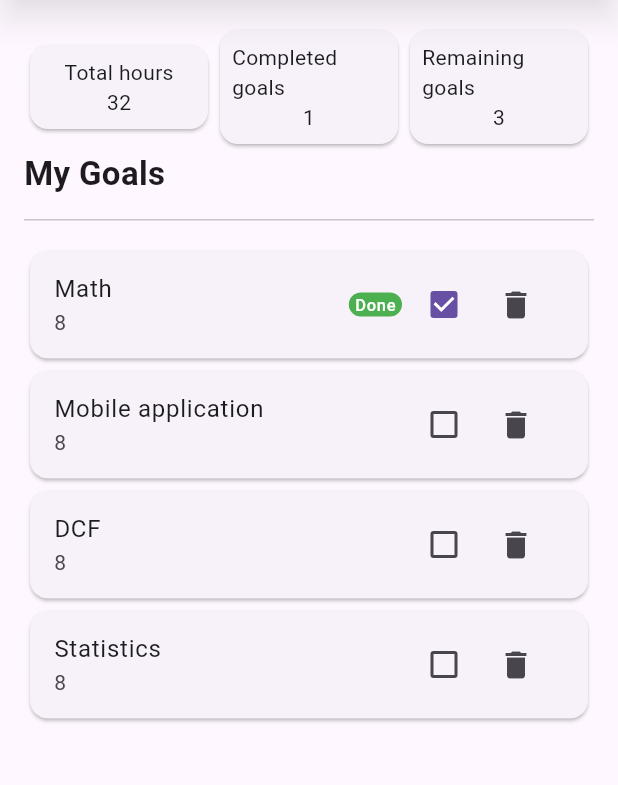
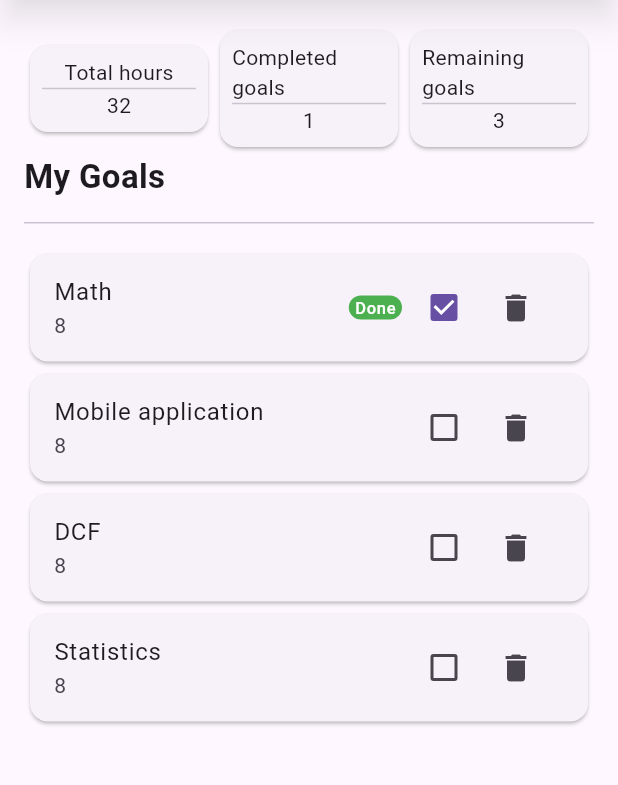
Before and after one commit to faustine-van/study_planner, a Flutter app: the screen it shows after launch, on a phone screen of 412 x 824 dp, the part 84-869 px from its top. Run offline on Flutter 3.47's test engine with Material 3 defaults, Android fonts, the phone set to English and light mode, and no system bars; our stand-ins replace material_ui.

Commit message:
Phase3 - Statistics & Cards

```diff
--- a/lib/main.dart
+++ b/lib/main.dart
@@ -57,54 +57,63 @@ class _HomeState extends State<Home> {
           children: [
 
             // Add summary rows
+            // Row(
+            //   mainAxisAlignment: MainAxisAlignment.spaceEvenly,
+            //   children: [
+            //     Expanded(
+            //       child: Card(
+            //         child: Padding(
+            //           padding: const EdgeInsets.all(8.0),
+            //           child: Column(
+            //               mainAxisSize: MainAxisSize.min,
+
+            //             children: [
+            //               Text('Total hours'),
+            //               Text(sum().toString()),
+            //             ],
+            //           ),
+            //         ),
+            //       ),
+            //     ),
+            //     Expanded(
+            //       child: Card(
+            //         child: Padding(
+            //           padding: const EdgeInsets.all(8.0),
+            //           child: Column(
+            //             mainAxisSize: MainAxisSize.min,
+            //             children: [
+            //               Text("Completed goals"),
+            //               Text(count(true).toString()),
+            //             ],
+            //           ),
+            //         ),
+            //       ),
+            //     ),
+            //     Expanded(
+            //       child: Card(
+            //         child: Padding(
+            //           padding: const EdgeInsets.all(8.0),
+            //           child: Column(
+            //             mainAxisSize: MainAxisSize.min,
+            //             children: [
+            //               Text("Remaining goals"),
+            //               Text(count(false).toString()),
+            //             ],
+            //           ),
+            //         ),
+            //       ),
+            //     ),
+
+            //   ],
+            // ),
+
             Row(
               mainAxisAlignment: MainAxisAlignment.spaceEvenly,
               children: [
-                Expanded(
-                  child: Card(
-                    child: Padding(
-                      padding: const EdgeInsets.all(8.0),
-                      child: Column(
-                          mainAxisSize: MainAxisSize.min,
-
-                        children: [
-                          Text('Total hours'),
-                          Text(sum().toString()),
-                        ],
-                      ),
-                    ),
-                  ),
-                ),
-                Expanded(
-                  child: Card(
-                    child: Padding(
-                      padding: const EdgeInsets.all(8.0),
-                      child: Column(
-                        mainAxisSize: MainAxisSize.min,
-                        children: [
-                          Text("Completed goals"),
-                          Text(count(true).toString()),
-                        ],
-                      ),
-                    ),
-                  ),
-                ),
-                Expanded(
-                  child: Card(
-                    child: Padding(
-                      padding: const EdgeInsets.all(8.0),
-                      child: Column(
-                        mainAxisSize: MainAxisSize.min,
-                        children: [
-                          Text("Remaining goals"),
-                          Text(count(false).toString()),
-                        ],
-                      ),
-                    ),
-                  ),
-                ),
-
-              ],
+                CardStatistics(title: "Total hours", data: sum()),
+                CardStatistics(title: "Completed goals", data: count(true)),
+                CardStatistics(title: "Remaining goals", data: count(false)),
+              ]
             ),
 
             // STATIC: title
@@ -117,6 +126,13 @@ class _HomeState extends State<Home> {
 
             const SizedBox(height: 16),
             // STATIC: list of goals
+if (goalsList.isEmpty)
+  const Expanded(
+    child: Center(
+      child: Text("List is empty. Add your first goal"),
+    ),
+  )
+else
   Expanded(
     child: ListView.builder(
       itemCount: goalsList.length,
@@ -135,12 +151,10 @@ class _HomeState extends State<Home> {
                     textColor: Colors.white,
                   ),
                 const SizedBox(width: 4),
-                          // CONNECTION: checkbox triggers the toggle function
                 Checkbox(
                   value: goalsList[index]["done"] ?? false,
                   onChanged: (bool? value) {
                     setState(() {
-                                // LOGIC: toggle goal as done
                       goalsList[index]["done"] = value ?? false;
                     });
                   },
@@ -148,7 +162,6 @@ class _HomeState extends State<Home> {
                 IconButton(
                   onPressed: () {
                     setState(() {
-                                // LOGIC: delete a study goal
                       goalsList.removeAt(index);
                     });
                   },
@@ -172,7 +185,7 @@ class _HomeState extends State<Home> {
             // LOGIC: add a new samples study goal
             goalsList.add({
               "subject": "New Subject",
-              "hours": "8 hours",
+              "hours": 8,
               "done": false,
             });
           });
@@ -182,3 +195,27 @@ class _HomeState extends State<Home> {
     );
   }
 }
+class CardStatistics extends StatelessWidget{
+  final String title;
+  final int data;
+  const CardStatistics({super.key, required this.title, required this.data});
+
+  @override
+  Widget build(BuildContext context) {
+    return Expanded(
+                  child: Card(
+                    child: Padding(
+                      padding: const EdgeInsets.all(8.0),
+                      child: Column(
+                        mainAxisSize: MainAxisSize.min,
+                        children: [
+                          Text(title),
+                          Divider(height: 2),
+                          Text(data.toString()),
+                        ],
+                      ),
+                    ),
+                  ),
+                );
+  }
+}
```
Also changed, not shown: 3 other files. Lines whose indentation alone changed are shown as unchanged.
